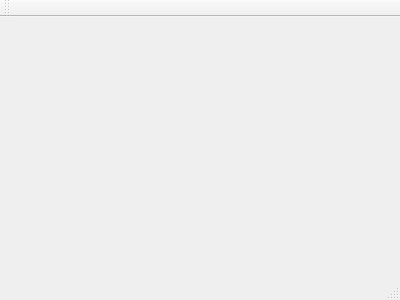
This is med/mainwindow.ui in popovdg/med as Qt 5 draws it before an edit. The edited form follows.
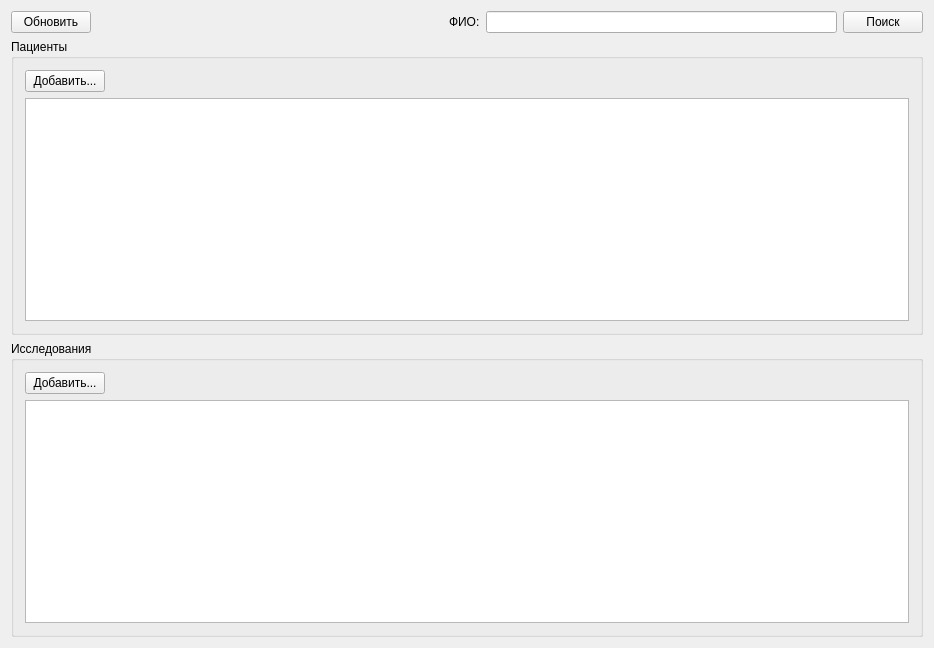
This is the edited form.

Commit message: Скомпонован интерфейс пользователя

Patch:
```diff
--- a/med/mainwindow.ui
+++ b/med/mainwindow.ui
@@ -1,24 +1,151 @@
 <ui version="4.0">
  <class>MainWindow</class>
- <widget class="QMainWindow" name="MainWindow" >
-  <property name="geometry" >
+ <widget class="QMainWindow" name="MainWindow">
+  <property name="geometry">
    <rect>
     <x>0</x>
     <y>0</y>
-    <width>400</width>
-    <height>300</height>
+    <width>934</width>
+    <height>648</height>
    </rect>
   </property>
   <property name="windowTitle" >
    <string>MainWindow</string>
   </property>
-  <widget class="QMenuBar" name="menuBar" />
-  <widget class="QToolBar" name="mainToolBar" />
-  <widget class="QWidget" name="centralWidget" />
-  <widget class="QStatusBar" name="statusBar" />
+  <widget class="QWidget" name="centralWidget">
+   <layout class="QVBoxLayout" name="verticalLayout_4">
+    <item>
+     <layout class="QHBoxLayout" name="searchLAyout">
+      <item>
+       <widget class="QPushButton" name="refershButton">
+        <property name="text">
+         <string>Обновить</string>
+        </property>
+       </widget>
+      </item>
+      <item>
+       <spacer name="horizontalSpacer">
+        <property name="orientation">
+         <enum>Qt::Horizontal</enum>
+        </property>
+        <property name="sizeHint" stdset="0">
+         <size>
+          <width>40</width>
+          <height>20</height>
+         </size>
+        </property>
+       </spacer>
+      </item>
+      <item>
+       <widget class="QLabel" name="label">
+        <property name="text">
+         <string>ФИО:</string>
+        </property>
+        <property name="buddy">
+         <cstring>searchEdit</cstring>
+        </property>
+       </widget>
+      </item>
+      <item>
+       <widget class="QLineEdit" name="searchEdit"/>
+      </item>
+      <item>
+       <widget class="QPushButton" name="searchButton">
+        <property name="text">
+         <string>Поиск</string>
+        </property>
+       </widget>
+      </item>
+     </layout>
+    </item>
+    <item>
+     <layout class="QVBoxLayout" name="tableLayout">
+      <item>
+       <widget class="QGroupBox" name="patientsBox">
+        <property name="title">
+         <string>Пациенты</string>
+        </property>
+        <layout class="QVBoxLayout" name="verticalLayout_3">
+         <item>
+          <layout class="QHBoxLayout" name="horizontalLayout_7">
+           <item>
+            <widget class="QPushButton" name="pushButton">
+             <property name="text">
+              <string>Добавить...</string>
+             </property>
+            </widget>
+           </item>
+           <item>
+            <spacer name="horizontalSpacer_2">
+             <property name="orientation">
+              <enum>Qt::Horizontal</enum>
+             </property>
+             <property name="sizeHint" stdset="0">
+              <size>
+               <width>40</width>
+               <height>20</height>
+              </size>
+             </property>
+            </spacer>
+           </item>
+          </layout>
+         </item>
+         <item>
+          <layout class="QVBoxLayout" name="patientsLayout">
+           <item>
+            <widget class="QTableView" name="patientsView"/>
+           </item>
+          </layout>
+         </item>
+        </layout>
+       </widget>
+      </item>
+      <item>
+       <widget class="QGroupBox" name="studiesBox">
+        <property name="title">
+         <string>Исследования</string>
+        </property>
+        <layout class="QVBoxLayout" name="verticalLayout_2">
+         <item>
+          <layout class="QHBoxLayout" name="horizontalLayout_8">
+           <item>
+            <widget class="QPushButton" name="pushButton_2">
+             <property name="text">
+              <string>Добавить...</string>
+             </property>
+            </widget>
+           </item>
+           <item>
+            <spacer name="horizontalSpacer_3">
+             <property name="orientation">
+              <enum>Qt::Horizontal</enum>
+             </property>
+             <property name="sizeHint" stdset="0">
+              <size>
+               <width>40</width>
+               <height>20</height>
+              </size>
+             </property>
+            </spacer>
+           </item>
+          </layout>
+         </item>
+         <item>
+          <layout class="QHBoxLayout" name="studiesLayout">
+           <item>
+            <widget class="QTableView" name="studiesView"/>
+           </item>
+          </layout>
+         </item>
+        </layout>
+       </widget>
+      </item>
+     </layout>
+    </item>
+   </layout>
+  </widget>
  </widget>
- <layoutDefault spacing="6" margin="11" />
- <pixmapfunction></pixmapfunction>
+ <layoutdefault spacing="6" margin="11"/>
  <resources/>
  <connections/>
 </ui>
```
Left out of the diff: 5 changed lines with no effect on the pictures. The commit also changes 3 other files.
